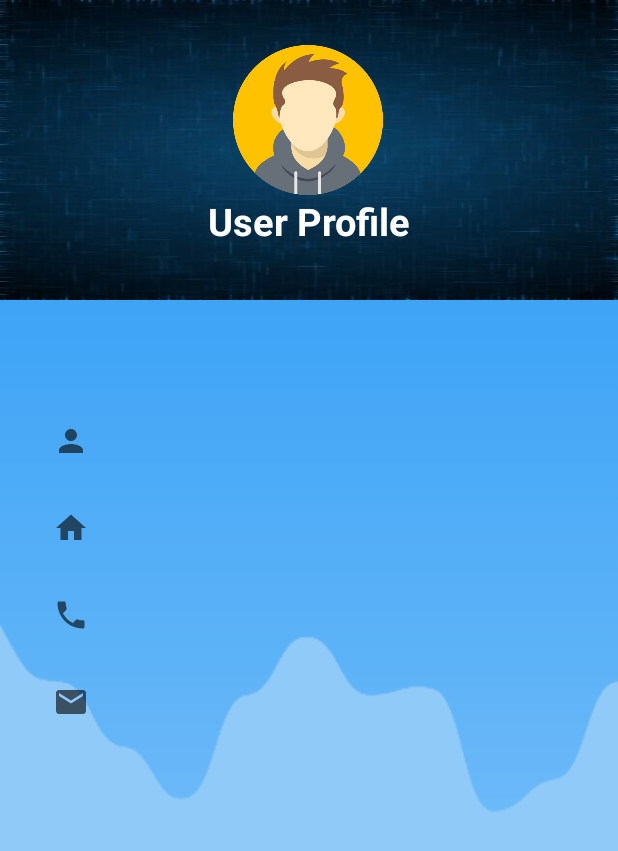
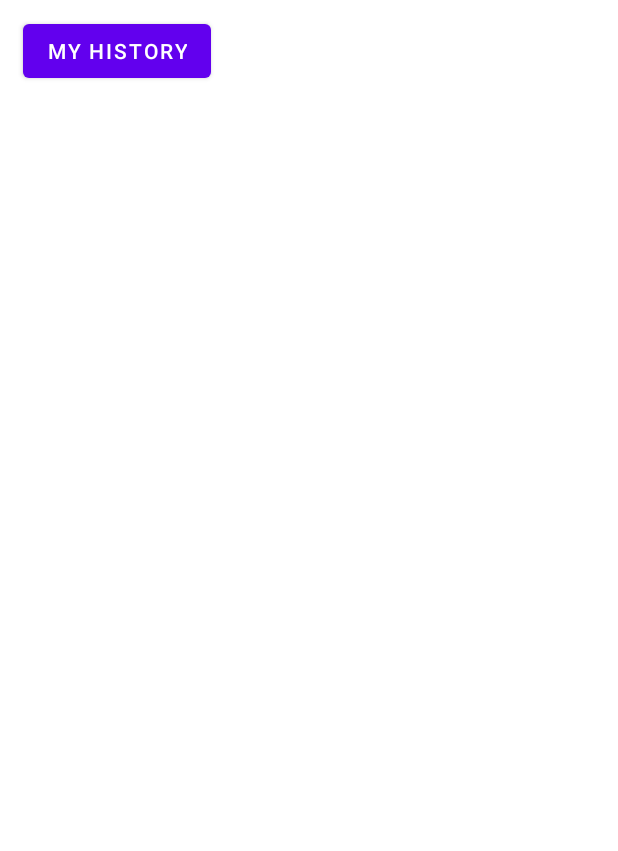
Before and after one commit to onkarnp/Aquaman, an Android app: the Dashboard screen opened directly, with no data from a screen before it, after a tap on "History", on a phone screen of 412 x 824 dp. Shown: the top 851 px of the screen. Run offline under Robolectric (Android 15) with nearby library versions, the phone set to English and light mode, and no system bars; our stand-ins replace Firebase (no records; nobody signed in at launch, a user with empty details on screens opened directly); Roboto replaces fonts that are not available here; 2 statements that could not run were skipped; 2 other taps on this screen came first.

Commit message:
user order history done

```diff
--- a/app/src/main/AndroidManifest.xml
+++ b/app/src/main/AndroidManifest.xml
@@ -15,6 +15,7 @@
         <activity android:name=".LogInActivity" />
         <activity android:name=".Dashboard" />
         <activity android:name=".FAQpage" />
+        <activity android:name=".HistoryActivity" />
         <activity android:name=".AboutUs" />
         <activity android:name=".MainActivity">
             <intent-filter>
--- a/app/src/main/java/com/example/myapplication/Dashboard.java
+++ b/app/src/main/java/com/example/myapplication/Dashboard.java
@@ -42,7 +42,7 @@ public class Dashboard extends AppCompatActivity {
         historyCard.setOnClickListener(new View.OnClickListener() {
             @Override
             public void onClick(View v) {
-                Intent intent = new Intent(getApplicationContext(),Profile.class);
+                Intent intent = new Intent(getApplicationContext(),HistoryActivity.class);
                 startActivity(intent);
             }
         });
--- a/app/src/main/java/com/example/myapplication/HistoryActivity.java
+++ b/app/src/main/java/com/example/myapplication/HistoryActivity.java
@@ -1,8 +1,84 @@
 package com.example.myapplication;
 
+import android.app.DatePickerDialog;
+import android.os.Bundle;
+import android.view.View;
+import android.view.Window;
+import android.view.WindowManager;
+import android.widget.ArrayAdapter;
+import android.widget.Button;
+import android.widget.DatePicker;
+import android.widget.ListView;
+
+import androidx.annotation.NonNull;
 import androidx.appcompat.app.AppCompatActivity;
+
+import com.example.myapplication.Order;
+import com.example.myapplication.R;
+import com.google.firebase.auth.FirebaseAuth;
+import com.google.firebase.database.DataSnapshot;
+import com.google.firebase.database.DatabaseError;
+import com.google.firebase.database.DatabaseReference;
+import com.google.firebase.database.FirebaseDatabase;
+import com.google.firebase.database.ValueEventListener;
+
+import java.util.ArrayList;
+import java.util.Calendar;
 
 public class HistoryActivity extends AppCompatActivity
 {
+    private ListView listView;
+    private FirebaseAuth mAuth;
+    @Override
+    protected void onCreate(Bundle savedInstanceState) {
+        super.onCreate(savedInstanceState);
+        requestWindowFeature(Window.FEATURE_NO_TITLE);     //removes title bar
+        getWindow().setFlags(WindowManager.LayoutParams.FLAG_FULLSCREEN,WindowManager.LayoutParams.FLAG_FULLSCREEN);
+        getSupportActionBar().hide();                    //hides action bar
+        setContentView(R.layout.activity_history);
+        Button History=findViewById(R.id.historybutton);
+        listView=findViewById(R.id.list);
+        ArrayList<String> list=new ArrayList<>();
+        ArrayAdapter adapter=new ArrayAdapter<String>(this,R.layout.list_item,list);
+        listView.setAdapter(adapter);
+        History.setOnClickListener(new View.OnClickListener() {
+            @Override
+            public void onClick(View v) {
+                mAuth= FirebaseAuth.getInstance();
+                String userID = mAuth.getCurrentUser().getUid();
+                DatabaseReference reference= FirebaseDatabase.getInstance().getReference("orders");
+                reference.addValueEventListener(new ValueEventListener() {
+                    @Override
+                    public void onDataChange(@NonNull DataSnapshot datasnapshot) {
+                        list.clear();
+                        for(DataSnapshot snapshot:datasnapshot.getChildren())
+                        {
+                            for(DataSnapshot snap:snapshot.getChildren()) {
 
+                                String key=snap.getKey();
+                                if (key.equals(userID)) {
+                                    Orderinfo info = snap.getValue(Orderinfo.class);
+                                    String s = "Name:" + info.getName() + "\nDate:" + info.getDate() + "\n" + "Price:" + info.getPrice() + "\n" + "Status:" + info.getStatus() + "\n" + "Summary:" + info.getSummary() + "\nAddress:" + info.getAddress();
+                                    list.add(s);
+                                }
+
+
+
+                            }
+
+                        }
+                        adapter.notifyDataSetChanged();
+
+                    }
+
+                    @Override
+                    public void onCancelled(@NonNull DatabaseError error) {
+
+                    }
+                });
+            }
+        });
+
+
+    };
 }
--- a/app/src/main/res/layout/activity_history.xml
+++ b/app/src/main/res/layout/activity_history.xml
@@ -1,15 +1,30 @@
 <?xml version="1.0" encoding="utf-8"?>
-<LinearLayout xmlns:android="http://schemas.android.com/apk/res/android"
+<ScrollView
+    xmlns:android="http://schemas.android.com/apk/res/android"
     android:layout_width="match_parent"
-    android:layout_height="match_parent"
-    xmlns:tools="http://schemas.android.com/tools"
-    tools:context=".HistoryActivity"
-    android:orientation="horizontal">
-    <TextView
-        android:layout_width="wrap_content"
-        android:layout_height="wrap_content"
-        android:text="Name:"
-        android:textSize="20sp"
-        android:layout_marginLeft="10dp"/>
+    android:layout_height="match_parent">
+    <LinearLayout
+        android:layout_width="match_parent"
+        android:layout_height="match_parent"
+        android:orientation="vertical">
+        <Button
+            android:layout_width="wrap_content"
+            android:layout_height="wrap_content"
+            android:text="My History"
+            android:layout_marginTop="10dp"
+            android:layout_marginLeft="15dp"
+            android:id="@+id/historybutton"
+            />
 
-</LinearLayout>
+
+        <ListView
+            android:id="@+id/list"
+            android:layout_width="match_parent"
+            android:layout_height="640dp"
+            android:layout_marginTop="10dp"
+            android:padding="10dp" />
+
+    </LinearLayout>
+
+
+</ScrollView>
```
Also changed, not shown: app/src/main/java/com/example/myapplication/Orderinfo.java (added, +71 -0 lines), app/src/main/res/layout/list_item.xml (added, +9 -0 lines).
